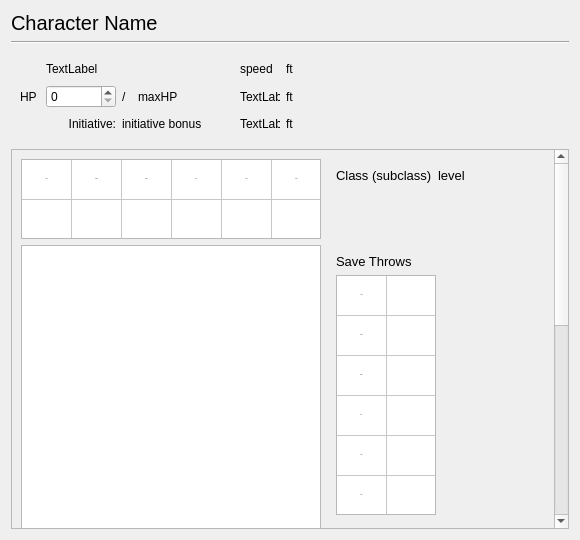
Above: qdndcharacterwidget.ui from Technohamster-py/dm-assistant before the change. Below: the same form after it.
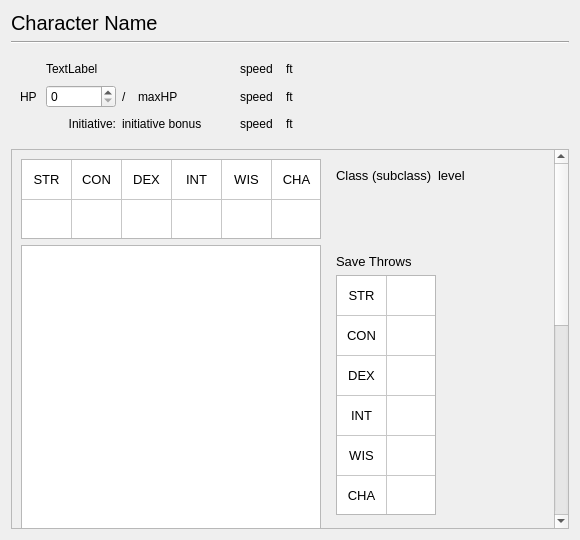
That is the form after the change. Icons and pictures are not drawn.

What changed in the file:
```diff
--- a/qdndcharacterwidget.ui
+++ b/qdndcharacterwidget.ui
@@ -67,7 +67,7 @@
          </size>
         </property>
         <property name="text">
-         <string>TextLabel</string>
+         <string>speed</string>
         </property>
        </widget>
       </item>
@@ -281,7 +281,7 @@
          </size>
         </property>
         <property name="text">
-         <string>TextLabel</string>
+         <string>speed</string>
         </property>
        </widget>
       </item>
@@ -322,9 +322,9 @@
       <property name="geometry">
        <rect>
         <x>0</x>
-        <y>-358</y>
-        <width>535</width>
-        <height>838</height>
+        <y>0</y>
+        <width>546</width>
+        <height>818</height>
        </rect>
       </property>
       <layout class="QGridLayout" name="gridLayout_3">
@@ -437,6 +437,11 @@
            <height>80</height>
           </size>
          </property>
+         <property name="font">
+          <font>
+           <pointsize>10</pointsize>
+          </font>
+         </property>
          <property name="verticalScrollBarPolicy">
           <enum>Qt::ScrollBarAlwaysOff</enum>
          </property>
@@ -584,6 +589,11 @@
               <height>240</height>
              </size>
             </property>
+            <property name="font">
+             <font>
+              <pointsize>10</pointsize>
+             </font>
+            </property>
             <property name="verticalScrollBarPolicy">
              <enum>Qt::ScrollBarAlwaysOff</enum>
             </property>
```
Left out of the diff: 3 changed lines with no effect on the pictures.
